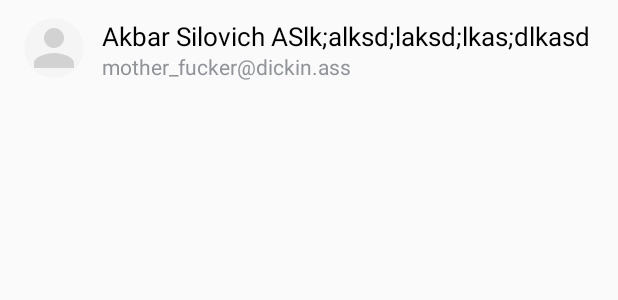
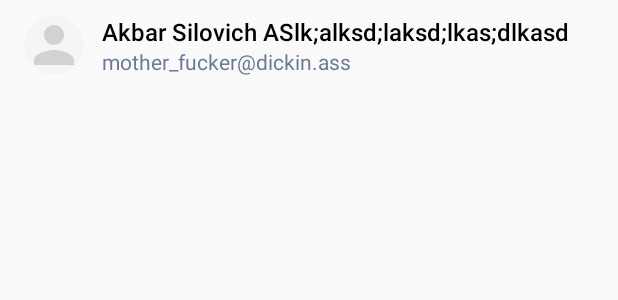
Before and after one commit to hseapp/HSEAuth-Android, an Android app: the layout item_user_account.xml on its own in the app's theme, with its tools: preview values and no code run, on a phone screen of 412 x 824 dp. Shown: the top 300 px of the screen. Run offline under Robolectric (Android 15) with nearby library versions, the phone set to English and light mode, and no system bars.

Commit message:
Fix margins, fonts, textsize, color of user account

```diff
--- a/auth/src/main/AndroidManifest.xml
+++ b/auth/src/main/AndroidManifest.xml
@@ -25,6 +25,9 @@
                 android:name="android.accounts.AccountAuthenticator"
                 android:resource="@xml/authenticator" />
         </service>
+        <meta-data
+            android:name="preloaded_fonts"
+            android:resource="@array/preloaded_fonts" />
     </application>
 
 </manifest>
--- a/auth/src/main/res/layout/item_user_account.xml
+++ b/auth/src/main/res/layout/item_user_account.xml
@@ -14,15 +14,15 @@
         android:id="@+id/userAvatarCv"
         android:layout_width="40dp"
         android:layout_height="40dp"
+        android:layout_marginStart="16dp"
+        android:layout_marginTop="10dp"
+        android:layout_marginBottom="10dp"
+        android:backgroundTint="#05000000"
         app:cardCornerRadius="33dp"
         app:cardElevation="0dp"
-        android:backgroundTint="#05000000"
         app:layout_constraintBottom_toBottomOf="parent"
         app:layout_constraintStart_toStartOf="parent"
         app:layout_constraintTop_toTopOf="parent"
-        android:layout_marginStart="16dp"
-        android:layout_marginTop="12dp"
-        android:layout_marginBottom="12dp"
         tools:visibility="visible">
 
         <ImageView
@@ -41,13 +41,14 @@
         android:layout_marginStart="12dp"
         android:layout_marginEnd="16dp"
         android:ellipsize="end"
+        android:fontFamily="sans-serif-medium"
         android:gravity="start"
         android:lines="1"
         android:text="Akbar Silovich ASlk;alksd;laksd;lkas;dlkasd"
         android:textColor="@color/auth_black_to_white"
+        android:textSize="16sp"
         app:layout_constraintEnd_toEndOf="parent"
         app:layout_constraintStart_toEndOf="@id/userAvatarCv"
-        android:textSize="17sp"
         app:layout_constraintTop_toTopOf="@id/userAvatarCv" />
 
     <TextView
@@ -58,7 +59,7 @@
         android:layout_marginEnd="16dp"
         android:ellipsize="end"
         android:lines="1"
-        android:textColor="@color/auth_gray"
+        android:textColor="@color/auth_light_blue"
         android:textSize="14sp"
         app:layout_constraintBottom_toBottomOf="@id/userAvatarCv"
         app:layout_constraintEnd_toEndOf="parent"
--- a/auth/src/main/res/values/colors.xml
+++ b/auth/src/main/res/values/colors.xml
@@ -2,7 +2,7 @@
 <resources>
     <color name="auth_black_33pc">#54000000</color>
     <color name="auth_black">#de000000</color>
-    <color name="auth_gray">#909499</color>
+    <color name="auth_light_blue">#6b7a99</color>
     <color name="auth_white_to_black">#fff</color>
     <color name="auth_black_to_white">#000</color>
 </resources>
```
